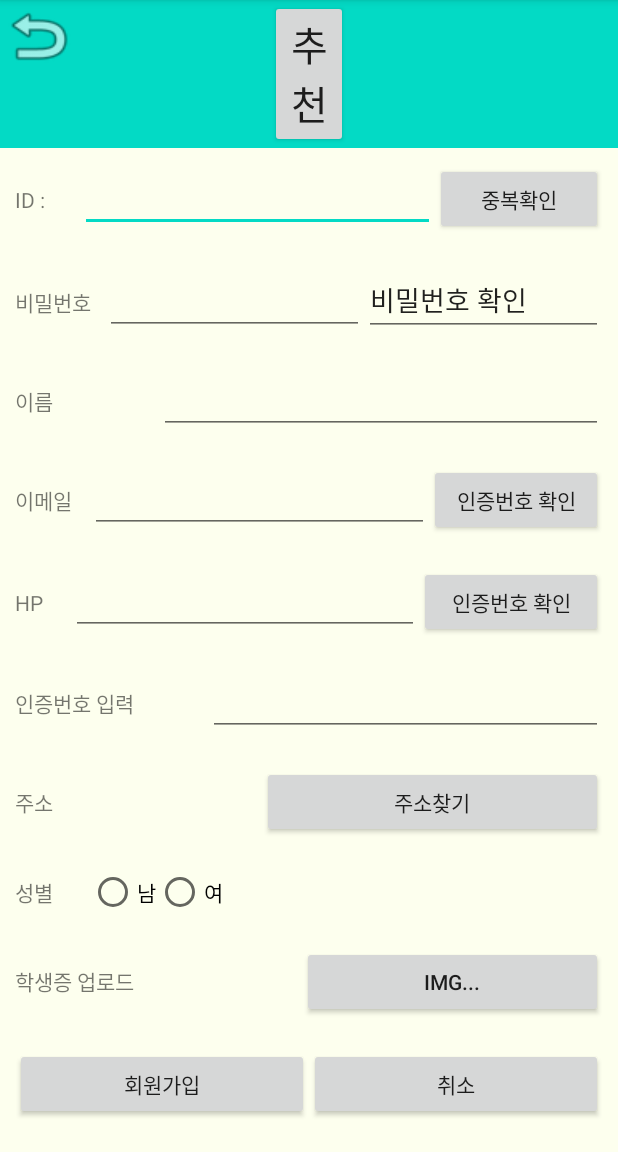
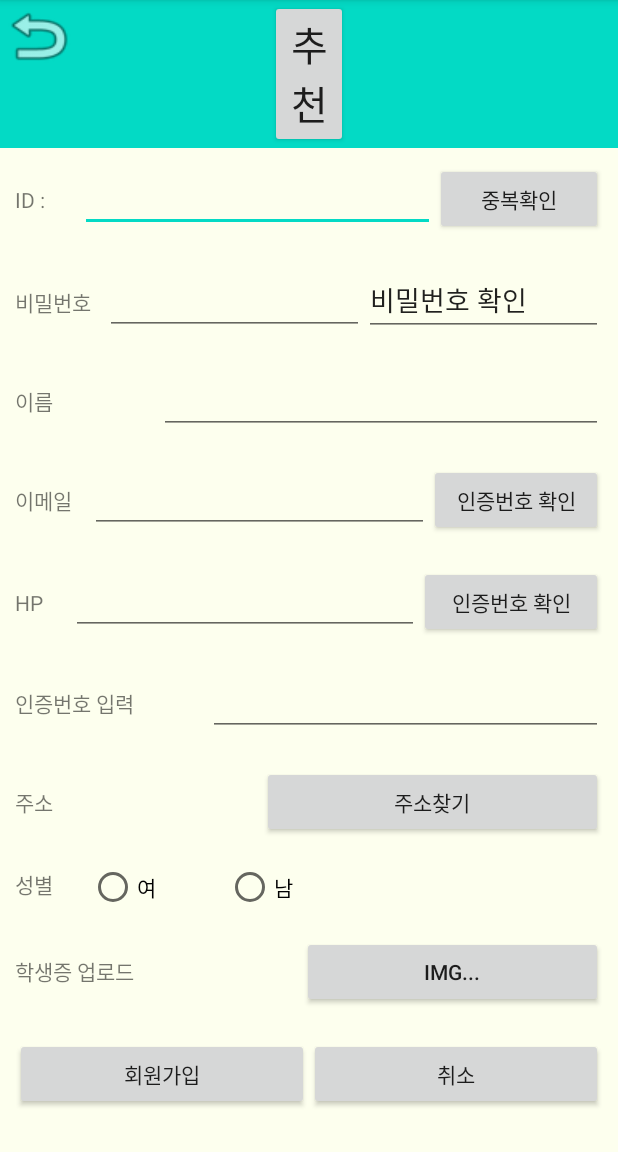
Before and after one commit to OlangTeam/My_Olang, an Android app: the Join_View screen opened directly, with no data from a screen before it, on a phone screen of 412 x 824 dp, the part 84-1236 px from its top. Run offline under Robolectric (Android 15) with nearby library versions, the light colour scheme and no system bars.

Commit message:
Merge remote-tracking branch 'origin/은진' into 은진

```diff
--- a/app/src/main/res/layout/activity_id_pw_find.xml
+++ b/app/src/main/res/layout/activity_id_pw_find.xml
@@ -58,7 +58,7 @@
             android:id="@+id/textView18"
             android:layout_width="match_parent"
             android:layout_height="wrap_content"
-            android:textSize="16dp"
+            android:textSize="20dp"
             android:text="ID찾기" />
 
         <LinearLayout
@@ -148,6 +148,7 @@
         android:id="@+id/button15"
         android:padding="10dp"
         android:layout_width="match_parent"
+        android:textSize="15dp"
         android:layout_height="wrap_content"
         android:layout_weight="1"
         android:text="찾기" />
@@ -267,6 +268,7 @@
             android:id="@+id/button18"
             android:layout_width="match_parent"
             android:layout_height="wrap_content"
+            android:textSize="15dp"
             android:text="찾기" />
 
         <LinearLayout
--- a/app/src/main/res/layout/activity_join_view.xml
+++ b/app/src/main/res/layout/activity_join_view.xml
@@ -233,17 +233,23 @@
             android:layout_height="wrap_content"
             android:text="성별" />
 
-        <RadioButton
-            android:id="@+id/radioButton3"
-            android:layout_width="wrap_content"
-            android:layout_height="wrap_content"
-            android:text="남" />
+        <RadioGroup
+            android:layout_width="208dp"
+            android:layout_height="25dp"
+            android:orientation="horizontal">
 
-        <RadioButton
-            android:id="@+id/radioButton2"
-            android:layout_width="wrap_content"
-            android:layout_height="wrap_content"
-            android:text="여" />
+            <RadioButton
+                android:id="@+id/radioButton2"
+                android:layout_width="91dp"
+                android:layout_height="wrap_content"
+                android:text="여" />
+
+            <RadioButton
+                android:id="@+id/radioButton3"
+                android:layout_width="94dp"
+                android:layout_height="wrap_content"
+                android:text="남" />
+        </RadioGroup>
 
     </LinearLayout>
 
--- a/app/src/main/res/layout/activity_recommand_main_view.xml
+++ b/app/src/main/res/layout/activity_recommand_main_view.xml
@@ -63,17 +63,19 @@
             android:id="@+id/textView3"
             android:layout_width="wrap_content"
             android:layout_height="wrap_content"
+            android:textSize="20dp"
             android:layout_marginBottom="60dp"
             android:layout_marginLeft="20dp"
             android:text="(닉네임) (나이)"/>
 
         <TextView
             android:id="@+id/textView2"
-            android:layout_width="wrap_content"
+            android:layout_width="157dp"
             android:layout_height="wrap_content"
             android:layout_gravity="right"
             android:layout_marginRight="20dp"
-            android:text="더 많은 카테고리 보기>" />
+            android:text="더 많은 카테고리 보기>"
+            android:textSize="15dp" />
     </LinearLayout>
 
 
```
Also changed, not shown: app/src/main/res/layout/activity_recommand_view.xml (+7 -7 lines).
